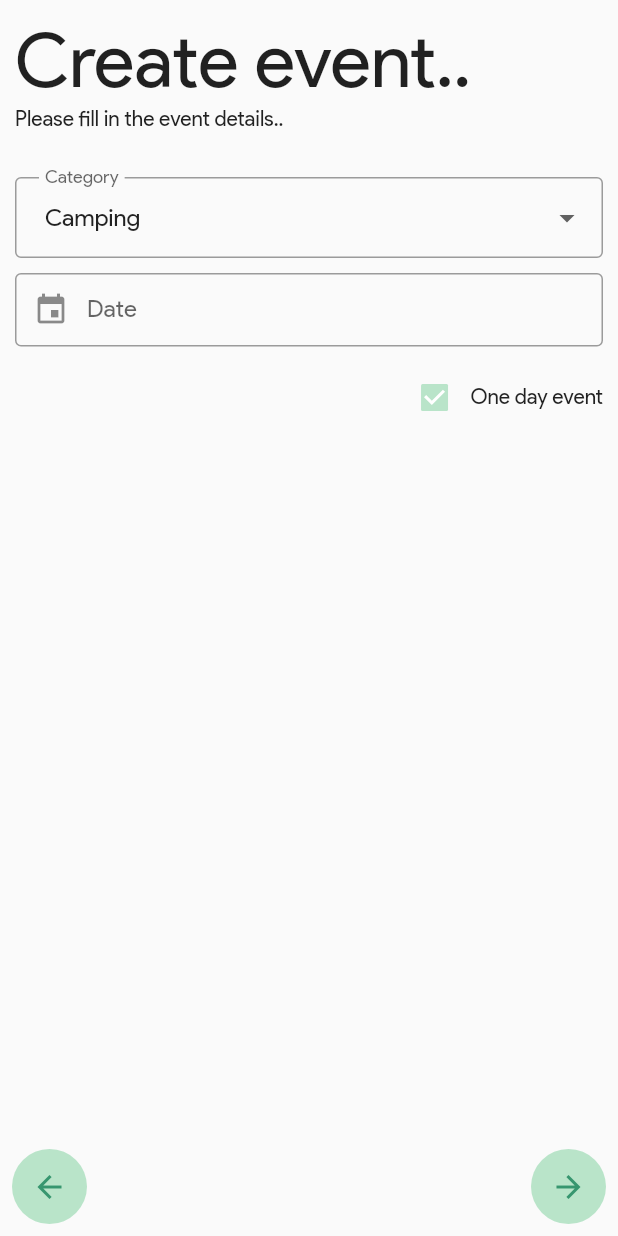
After one commit to OmarMach/hayaProject, a Flutter app: the AddEventScreen screen opened by its route, after a tap on the "arrow forward" icon, on a phone screen of 412 x 824 dp. The commit adds this screen. Run offline on Flutter 3.47's test engine with Material 2 defaults, Android fonts, the phone set to English and light mode, and no system bars; our stand-ins replace curved_navigation_bar, image_picker.

Commit message:
create event form

```diff
--- a/lib/config.dart
+++ b/lib/config.dart
@@ -1,5 +1,6 @@
 import 'dart:ui';
 
+import 'package:haya/screens/add_event_screen.dart';
 import 'package:haya/screens/browse_regions_screen.dart';
 import 'package:haya/screens/splash_screen.dart';
 
@@ -32,4 +33,5 @@ final routes = {
   LoginScreen.routeName: (context) => LoginScreen(),
   RegisterScreen.routeName: (context) => RegisterScreen(),
   SplashScreen.routeName: (context) => SplashScreen(),
+  AddEventScreen.routeName: (context) => AddEventScreen(),
 };
--- a/lib/main.dart
+++ b/lib/main.dart
@@ -1,5 +1,6 @@
 import 'package:flutter/material.dart';
 import 'package:haya/config.dart';
+import 'package:haya/screens/add_event_screen.dart';
 import 'package:haya/screens/login_screen.dart';
 
 void main() {
--- /dev/null
+++ b/lib/screens/add_event_screen.dart
@@ -0,0 +1,311 @@
+import 'dart:io';
+
+import 'package:flutter/material.dart';
+import 'package:haya/config.dart';
+import 'package:image_picker/image_picker.dart';
+
+class AddEventScreen extends StatefulWidget {
+  static const routeName = '/add-event';
+  @override
+  _AddEventScreenState createState() => _AddEventScreenState();
+}
+
+class _AddEventScreenState extends State<AddEventScreen> {
+  final _key = GlobalKey<FormState>();
+
+  bool _oneDayEvent = true;
+  int _formStep = 0;
+
+  String _selectedCategory = "Camping";
+  String _selectedRegion = "Benzart";
+  String _selectedPlace = "Ain Damous";
+
+  final _startDayController = TextEditingController();
+  final _endDayController = TextEditingController();
+
+  final List<DropdownMenuItem<String>> _categories = [
+    DropdownMenuItem(value: "Camping", child: Text("Camping")),
+    DropdownMenuItem(value: "Trekking", child: Text("Trekking")),
+    DropdownMenuItem(value: "Hunting", child: Text("Hunting")),
+    DropdownMenuItem(value: "Water Diving", child: Text("Water Diving")),
+  ];
+
+  final List<DropdownMenuItem<String>> _regions = [
+    DropdownMenuItem(value: "Nabeul", child: Text("Nabeul")),
+    DropdownMenuItem(value: "Benzart", child: Text("Benzart")),
+    DropdownMenuItem(value: "Jendouba", child: Text("Jendouba")),
+    DropdownMenuItem(value: "Beja", child: Text("Beja")),
+  ];
+
+  final List<DropdownMenuItem<String>> _places = [
+    DropdownMenuItem(value: "Cap serat", child: Text("Cap serat")),
+    DropdownMenuItem(value: "Cap hmem", child: Text("Cap hmem")),
+    DropdownMenuItem(value: "Cap angela", child: Text("Cap angela")),
+    DropdownMenuItem(value: "Ain Damous", child: Text("Ain Damous")),
+  ];
+
+  File _image;
+  final picker = ImagePicker();
+
+  Future getImage() async {
+    final pickedFile = await picker.getImage(source: ImageSource.gallery);
+
+    setState(() {
+      if (pickedFile.path != null) {
+        _image = File(pickedFile.path);
+      } else {
+        print('No image selected.');
+      }
+    });
+  }
+
+  @override
+  void dispose() {
+    _startDayController.dispose();
+    _endDayController.dispose();
+    super.dispose();
+  }
+
+  @override
+  Widget build(BuildContext context) {
+    return Scaffold(
+      bottomNavigationBar: Padding(
+        padding: const EdgeInsets.all(8.0),
+        child: _buildFormStepNavigation(),
+      ),
+      body: SafeArea(
+        child: Padding(
+          padding: EdgeInsets.all(10.0),
+          child: SingleChildScrollView(
+            child: Form(
+              key: _key,
+              child: Column(
+                crossAxisAlignment: CrossAxisAlignment.stretch,
+                mainAxisAlignment: MainAxisAlignment.center,
+                children: [
+                  Text(
+                    "Create event..",
+                    style: TextStyle(fontSize: 50),
+                  ),
+                  Text("Please fill in the event details.."),
+                  SizedBox(height: 20),
+                  if (_formStep == 0) ...[
+                    _buildImageploader(),
+                    SizedBox(height: 20),
+                    TextFormField(
+                      validator: (value) => value.length >= 5
+                          ? null
+                          : 'Please enter a valid event name.',
+                      decoration: _buildInputDecoration('Event name', null),
+                    ),
+                    SizedBox(height: 10),
+                    TextFormField(
+                      minLines: 3,
+                      maxLines: 10,
+                      validator: (value) => value.length >= 5
+                          ? null
+                          : 'Please enter a valid event descirption.',
+                      decoration:
+                          _buildInputDecoration('Event description', null),
+                    ),
+                  ],
+                  if (_formStep == 1) ...[
+                    SizedBox(height: 10),
+                    _buildDropdownButtonFormField(
+                        _categories, _selectedCategory, "Category"),
+                    SizedBox(height: 10),
+                    _buildDateRow(context),
+                    SizedBox(height: 10),
+                    _buildCheckBoxRow(),
+                  ],
+                  if (_formStep == 2) ...[
+                    SizedBox(height: 10),
+                    _buildDropdownButtonFormField(
+                        _regions, _selectedRegion, "Region"),
+                    SizedBox(height: 10),
+                    _buildDropdownButtonFormField(
+                        _places, _selectedPlace, "Place"),
+                    SizedBox(height: 10),
+                    RaisedButton(
+                      onPressed: () {},
+                      color: backgroundColor,
+                      child: Text("Create event"),
+                      textColor: primColor,
+                    )
+                  ],
+                  SizedBox(height: 10),
+                ],
+              ),
+            ),
+          ),
+        ),
+      ),
+    );
+  }
+
+  Row _buildDateRow(BuildContext context) {
+    return Row(
+      children: [
+        Flexible(
+          child: _buildDatePickerTextField(context, _startDayController,
+              _oneDayEvent ? 'Date' : 'Start day'),
+        ),
+        if (_oneDayEvent == false) SizedBox(width: 10),
+        if (_oneDayEvent == false)
+          Flexible(
+            child: _buildDatePickerTextField(
+                context, _endDayController, 'End day'),
+          ),
+      ],
+    );
+  }
+
+  Row _buildFormStepNavigation() {
+    return Row(
+      mainAxisAlignment: MainAxisAlignment.spaceBetween,
+      children: [
+        ClipOval(
+          child: Material(
+            color: _formStep == 0 ? Colors.grey.withAlpha(70) : backgroundColor,
+            child: InkWell(
+              splashColor: lighterprimColor,
+              child: SizedBox(
+                width: 50,
+                height: 50,
+                child: Icon(
+                  Icons.arrow_back,
+                  color: _formStep == 0 ? Colors.grey : lighterprimColor,
+                ),
+              ),
+              onTap: _formStep == 0
+                  ? null
+                  : () {
+                      setState(() {
+                        _formStep--;
+                      });
+                    },
+            ),
+          ),
+        ),
+        ClipOval(
+          child: Material(
+            color: _formStep == 2 ? Colors.grey.withAlpha(70) : backgroundColor,
+            child: InkWell(
+              splashColor: lighterprimColor,
+              child: SizedBox(
+                width: 50,
+                height: 50,
+                child: Icon(
+                  Icons.arrow_forward,
+                  color: _formStep == 2 ? Colors.grey : lighterprimColor,
+                ),
+              ),
+              onTap: _formStep == 2
+                  ? null
+                  : () {
+                      setState(() {
+                        _formStep++;
+                      });
+                    },
+            ),
+          ),
+        )
+      ],
+    );
+  }
+
+  InkWell _buildImageploader() {
+    return InkWell(
+      onTap: () async {
+        getImage();
+      },
+      child: Container(
+        height: 250,
+        child: _image == null
+            ? Icon(
+                Icons.add_a_photo,
+                size: 100,
+              )
+            : Image.file(
+                _image,
+                fit: BoxFit.cover,
+              ),
+      ),
+    );
+  }
+
+  DropdownButtonFormField<String> _buildDropdownButtonFormField(
+      List items, String value, String label) {
+    return DropdownButtonFormField(
+        value: value,
+        decoration: _buildInputDecoration(label, null),
+        onChanged: (val) {
+          setState(() {
+            value = val;
+          });
+        },
+        items: items);
+  }
+
+  InkWell _buildDatePickerTextField(
+      BuildContext context, TextEditingController controller, String label) {
+    return InkWell(
+      onTap: () async {
+        final seletectedDate = await showDatePicker(
+          context: context,
+          initialDate: DateTime.now(),
+          firstDate: DateTime.now(),
+          lastDate: DateTime(2021),
+        );
+        controller.text =
+            "${seletectedDate.day}/${seletectedDate.month}/${seletectedDate.year}";
+      },
+      child: IgnorePointer(
+        child: new TextFormField(
+          controller: controller,
+          decoration: _buildInputDecoration(label, Icons.event),
+          validator: (value) {
+            return value.isEmpty ? "Please select a date" : null;
+          },
+        ),
+      ),
+    );
+  }
+
+  Row _buildCheckBoxRow() {
+    return Row(
+      mainAxisAlignment: MainAxisAlignment.end,
+      children: <Widget>[
+        Checkbox(
+          activeColor: backgroundColor,
+          value: _oneDayEvent,
+          onChanged: (bool value) {
+            setState(() {
+              _oneDayEvent = value;
+            });
+          },
+        ),
+        InkWell(
+          onTap: () {
+            setState(() {
+              _oneDayEvent = !_oneDayEvent;
+            });
+          },
+          child: Text('One day event'),
+        ),
+      ],
+    );
+  }
+}
+
+InputDecoration _buildInputDecoration(String hint, IconData icon) {
+  return InputDecoration(
+    labelText: hint,
+    prefixIcon: icon == null ? null : Icon(icon),
+    contentPadding: EdgeInsets.fromLTRB(20.0, 15.0, 20.0, 15.0),
+    // fillColor: Colors.cyan,
+    border: new OutlineInputBorder(
+      borderSide: new BorderSide(color: primColor),
+    ),
+  );
+}
--- a/lib/screens/home_screen.dart
+++ b/lib/screens/home_screen.dart
@@ -1,4 +1,5 @@
 import 'package:flutter/material.dart';
+import 'package:haya/screens/add_event_screen.dart';
 import 'package:haya/screens/browse_events_screen.dart';
 import 'package:haya/screens/browse_regions_screen.dart';
 import 'package:haya/screens/features_screen.dart';
@@ -68,6 +69,11 @@ class _HomeScreenState extends State<HomeScreen> {
                       routeName: SplashScreen.routeName,
                       icon: Icons.watch_later,
                     ),
+                    ClipGridItem(
+                      category: 'Add Event',
+                      routeName: AddEventScreen.routeName,
+                      icon: Icons.add_box,
+                    ),
                   ],
                 ),
               ],
--- a/lib/screens/login_screen.dart
+++ b/lib/screens/login_screen.dart
@@ -1,6 +1,5 @@
 import 'package:flutter/material.dart';
 import 'package:haya/config.dart';
-import 'package:haya/models/user_model.dart';
 import 'package:haya/screens/Wrapper_screen.dart';
 import 'package:haya/screens/register_screen.dart';
 
@@ -114,7 +113,7 @@ class _LoginScreenState extends State<LoginScreen> {
                             colorBrightness: Brightness.light,
                             onLongPress: () => Navigator.of(context)
                                 .pushReplacementNamed(WrapperScreen.routeName),
-                            onPressed: () {
+                            onPressed: () async {
                               if (_key.currentState.validate()) {
                                 _key.currentState.save();
 
@@ -125,7 +124,7 @@ class _LoginScreenState extends State<LoginScreen> {
                                     passwordController.text;
 
                                 // todo authentification with middleware.
-                                final user = User.fromMap(_credentials);
+
                                 //showing alert dialog or something to the user
                                 showDialog(
                                   context: context,
--- a/pubspec.yaml
+++ b/pubspec.yaml
@@ -23,8 +23,8 @@ environment:
 dependencies:
   flutter:
     sdk: flutter
-  google_maps_flutter: ^0.5.28+1
   curved_navigation_bar:
+  image_picker: ^0.6.7+11
   # The following adds the Cupertino Icons font to your application.
   # Use with the CupertinoIcons class for iOS style icons.
   cupertino_icons: ^0.1.3
@@ -45,7 +45,7 @@ flutter:
 
   # To add assets to your application, add an assets section, like this:
   assets:
-    - assets/images/camping.jpg
+    - assets/images/
 
   # An image asset can refer to one or more resolution-specific "variants", see
   # https://flutter.dev/assets-and-images/#resolution-aware.
```
Also changed, not shown: assets/images/placeholderImage.jpg (added), pubspec.lock, 1 other file.
